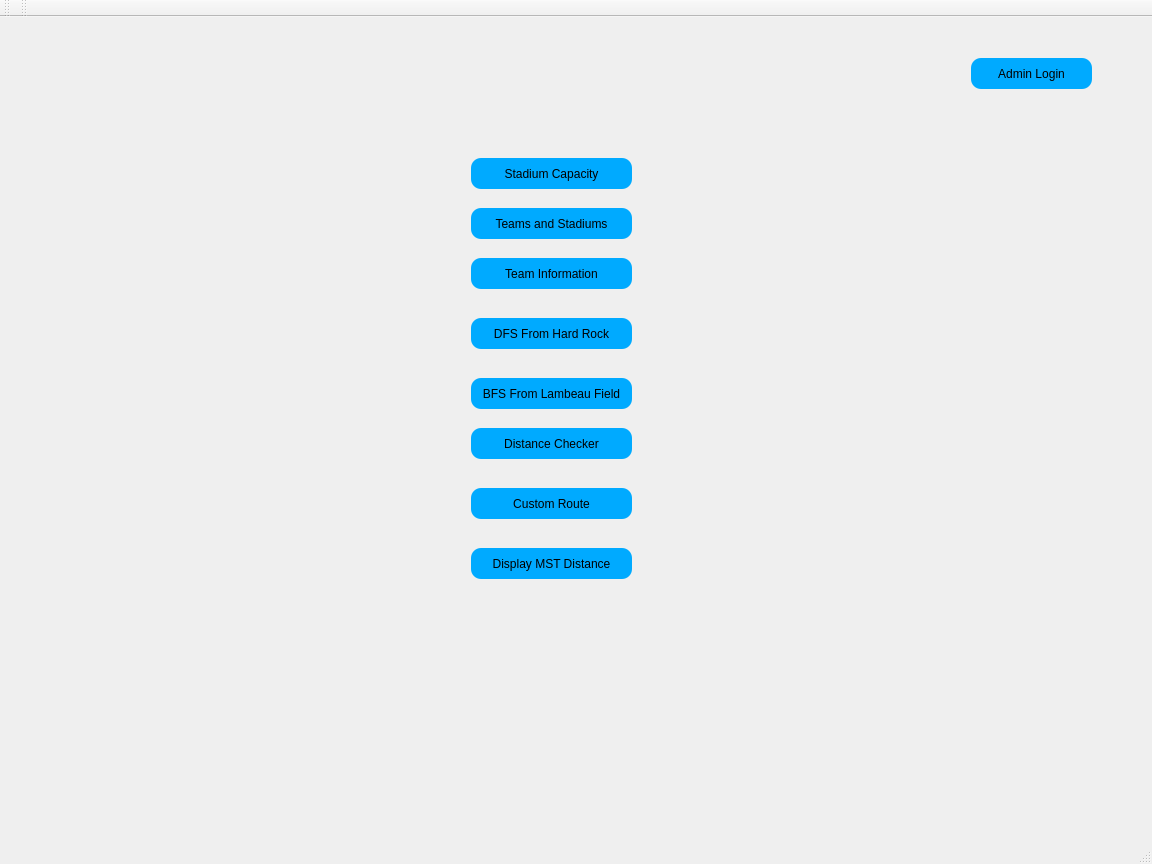
This is src/mainwindow.ui in brianclinkenbeard/football as Qt 5 draws it before an edit. The edited form follows.
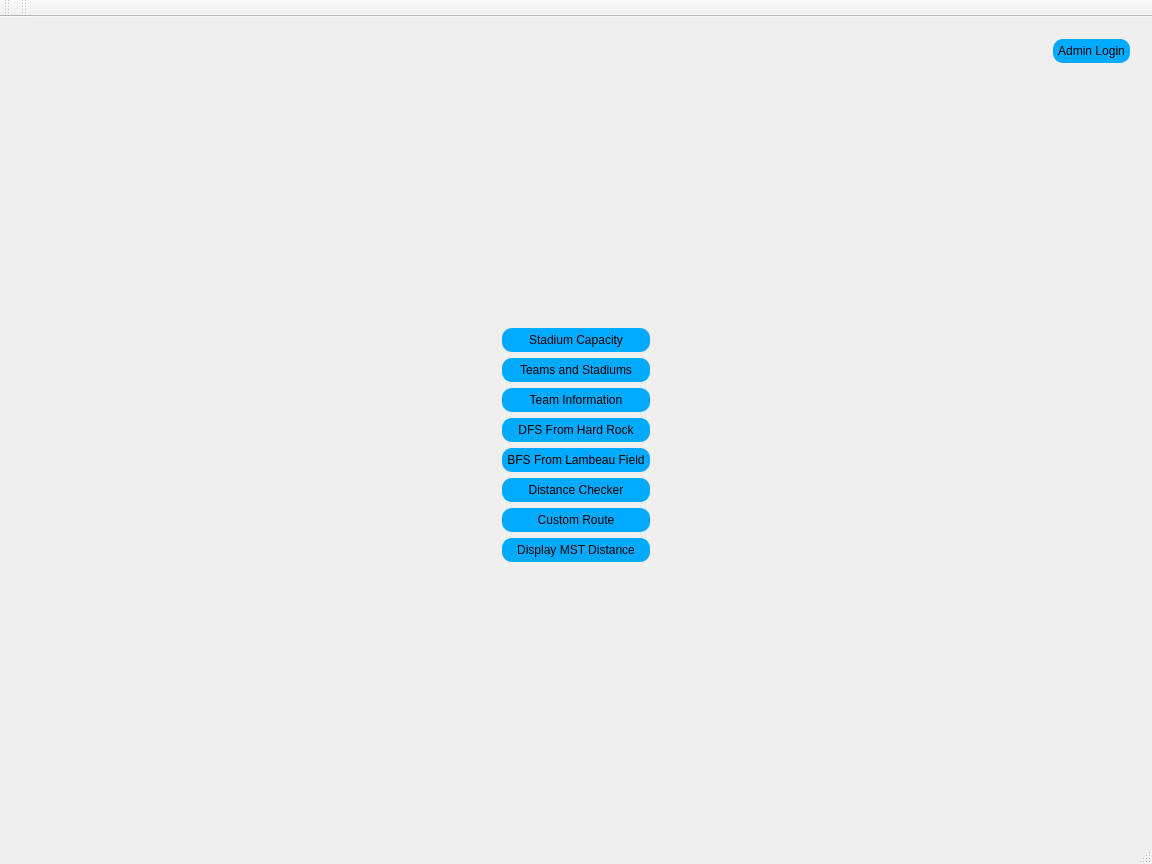
This is the edited form. The open tabs and pages were chosen to show the change.

Commit message: format homepage

```diff
--- a/src/mainwindow.ui
+++ b/src/mainwindow.ui
@@ -55,123 +55,144 @@
        <number>6</number>
       </property>
       <widget class="QWidget" name="page_home">
-       <widget class="QPushButton" name="btn_go_to_stadium_capacity">
-        <property name="geometry">
-         <rect>
-          <x>460</x>
-          <y>130</y>
-          <width>161</width>
-          <height>31</height>
-         </rect>
-        </property>
-        <property name="text">
-         <string>Stadium Capacity</string>
-        </property>
-       </widget>
-       <widget class="QPushButton" name="pushButton_teams_stadiums">
-        <property name="geometry">
-         <rect>
-          <x>460</x>
-          <y>180</y>
-          <width>161</width>
-          <height>31</height>
-         </rect>
-        </property>
-        <property name="text">
-         <string>Teams and Stadiums</string>
-        </property>
-       </widget>
-       <widget class="QPushButton" name="adminLoginButton">
-        <property name="geometry">
-         <rect>
-          <x>960</x>
-          <y>30</y>
-          <width>121</width>
-          <height>31</height>
-         </rect>
-        </property>
-        <property name="text">
-         <string>Admin Login</string>
-        </property>
-       </widget>
-       <widget class="QPushButton" name="pushButton_team_information">
-        <property name="geometry">
-         <rect>
-          <x>460</x>
-          <y>230</y>
-          <width>161</width>
-          <height>31</height>
-         </rect>
-        </property>
-        <property name="text">
-         <string>Team Information</string>
-        </property>
-       </widget>
-       <widget class="QPushButton" name="pushButton_DFS">
-        <property name="geometry">
-         <rect>
-          <x>460</x>
-          <y>290</y>
-          <width>161</width>
-          <height>31</height>
-         </rect>
-        </property>
-        <property name="text">
-         <string>DFS From Hard Rock</string>
-        </property>
-       </widget>
-       <widget class="QPushButton" name="pushButton_BFS">
-        <property name="geometry">
-         <rect>
-          <x>460</x>
-          <y>350</y>
-          <width>161</width>
-          <height>31</height>
-         </rect>
-        </property>
-        <property name="text">
-         <string>BFS From Lambeau Field</string>
-        </property>
-       </widget>
-       <widget class="QPushButton" name="pushButton_distance_checker">
-        <property name="geometry">
-         <rect>
-          <x>460</x>
-          <y>400</y>
-          <width>161</width>
-          <height>31</height>
-         </rect>
-        </property>
-        <property name="text">
-         <string>Distance Checker</string>
-        </property>
-       </widget>
-       <widget class="QPushButton" name="pushButton_custom_trip">
-        <property name="geometry">
-         <rect>
-          <x>460</x>
-          <y>460</y>
-          <width>161</width>
-          <height>31</height>
-         </rect>
-        </property>
-        <property name="text">
-         <string>Custom Route</string>
-        </property>
-       </widget>
-       <widget class="QPushButton" name="pushButton_mst">
-        <property name="geometry">
-         <rect>
-          <x>460</x>
-          <y>520</y>
-          <width>161</width>
-          <height>31</height>
-         </rect>
-        </property>
-        <property name="text">
-         <string>Display MST Distance</string>
-        </property>
-       </widget>
+       <layout class="QGridLayout" name="gridLayout_30">
+        <item row="0" column="0" colspan="3">
+         <layout class="QGridLayout" name="gridLayout_29">
+          <item row="0" column="1">
+           <widget class="QPushButton" name="adminLoginButton">
+            <property name="text">
+             <string>Admin Login</string>
+            </property>
+           </widget>
+          </item>
+          <item row="0" column="0">
+           <spacer name="horizontalSpacer_14">
+            <property name="orientation">
+             <enum>Qt::Horizontal</enum>
+            </property>
+            <property name="sizeHint" stdset="0">
+             <size>
+              <width>40</width>
+              <height>20</height>
+             </size>
+            </property>
+           </spacer>
+          </item>
+         </layout>
+        </item>
+        <item row="1" column="1">
+         <spacer name="verticalSpacer_5">
+          <property name="orientation">
+           <enum>Qt::Vertical</enum>
+          </property>
+          <property name="sizeHint" stdset="0">
+           <size>
+            <width>20</width>
+            <height>246</height>
+           </size>
+          </property>
+         </spacer>
+        </item>
+        <item row="2" column="0">
+         <spacer name="horizontalSpacer_15">
+          <property name="orientation">
+           <enum>Qt::Horizontal</enum>
+          </property>
+          <property name="sizeHint" stdset="0">
+           <size>
+            <width>485</width>
+            <height>20</height>
+           </size>
+          </property>
+         </spacer>
+        </item>
+        <item row="2" column="1">
+         <layout class="QGridLayout" name="gridLayout_28">
+          <item row="0" column="0">
+           <widget class="QPushButton" name="btn_go_to_stadium_capacity">
+            <property name="text">
+             <string>Stadium Capacity</string>
+            </property>
+           </widget>
+          </item>
+          <item row="1" column="0">
+           <widget class="QPushButton" name="pushButton_teams_stadiums">
+            <property name="text">
+             <string>Teams and Stadiums</string>
+            </property>
+           </widget>
+          </item>
+          <item row="5" column="0">
+           <widget class="QPushButton" name="pushButton_distance_checker">
+            <property name="text">
+             <string>Distance Checker</string>
+            </property>
+           </widget>
+          </item>
+          <item row="3" column="0">
+           <widget class="QPushButton" name="pushButton_DFS">
+            <property name="text">
+             <string>DFS From Hard Rock</string>
+            </property>
+           </widget>
+          </item>
+          <item row="6" column="0">
+           <widget class="QPushButton" name="pushButton_custom_trip">
+            <property name="text">
+             <string>Custom Route</string>
+            </property>
+           </widget>
+          </item>
+          <item row="4" column="0">
+           <widget class="QPushButton" name="pushButton_BFS">
+            <property name="text">
+             <string>BFS From Lambeau Field</string>
+            </property>
+           </widget>
+          </item>
+          <item row="2" column="0">
+           <widget class="QPushButton" name="pushButton_team_information">
+            <property name="text">
+             <string>Team Information</string>
+            </property>
+           </widget>
+          </item>
+          <item row="7" column="0">
+           <widget class="QPushButton" name="pushButton_mst">
+            <property name="text">
+             <string>Display MST Distance</string>
+            </property>
+           </widget>
+          </item>
+         </layout>
+        </item>
+        <item row="2" column="2">
+         <spacer name="horizontalSpacer_16">
+          <property name="orientation">
+           <enum>Qt::Horizontal</enum>
+          </property>
+          <property name="sizeHint" stdset="0">
+           <size>
+            <width>485</width>
+            <height>20</height>
+           </size>
+          </property>
+         </spacer>
+        </item>
+        <item row="3" column="1">
+         <spacer name="verticalSpacer_4">
+          <property name="orientation">
+           <enum>Qt::Vertical</enum>
+          </property>
+          <property name="sizeHint" stdset="0">
+           <size>
+            <width>20</width>
+            <height>246</height>
+           </size>
+          </property>
+         </spacer>
+        </item>
+       </layout>
       </widget>
       <widget class="QWidget" name="page_stadium_capacity">
        <layout class="QGridLayout" name="gridLayout_4">
```
Left out of the diff: 4 changed lines with no effect on the pictures.
